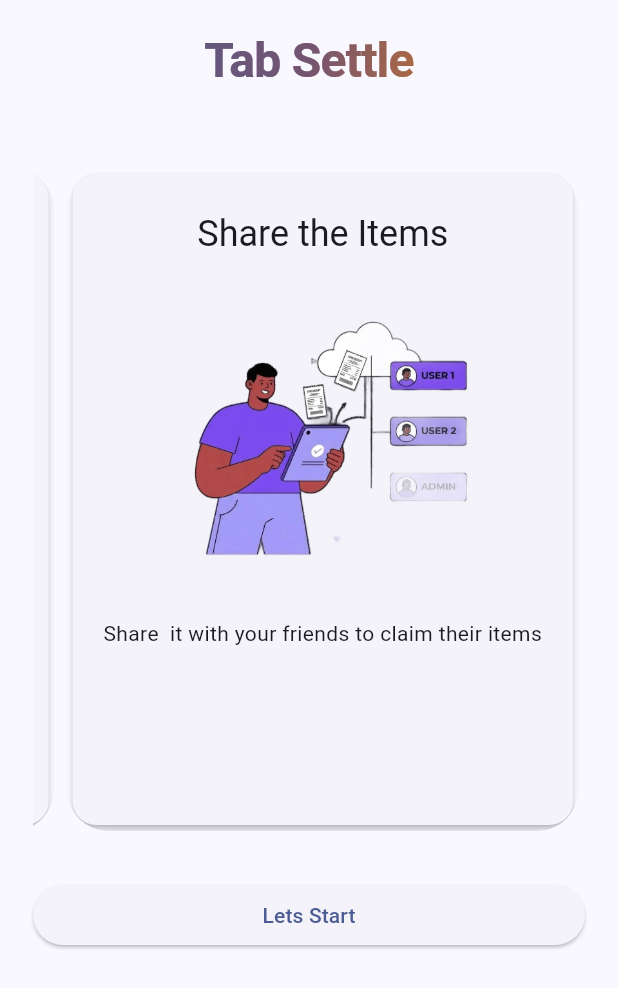
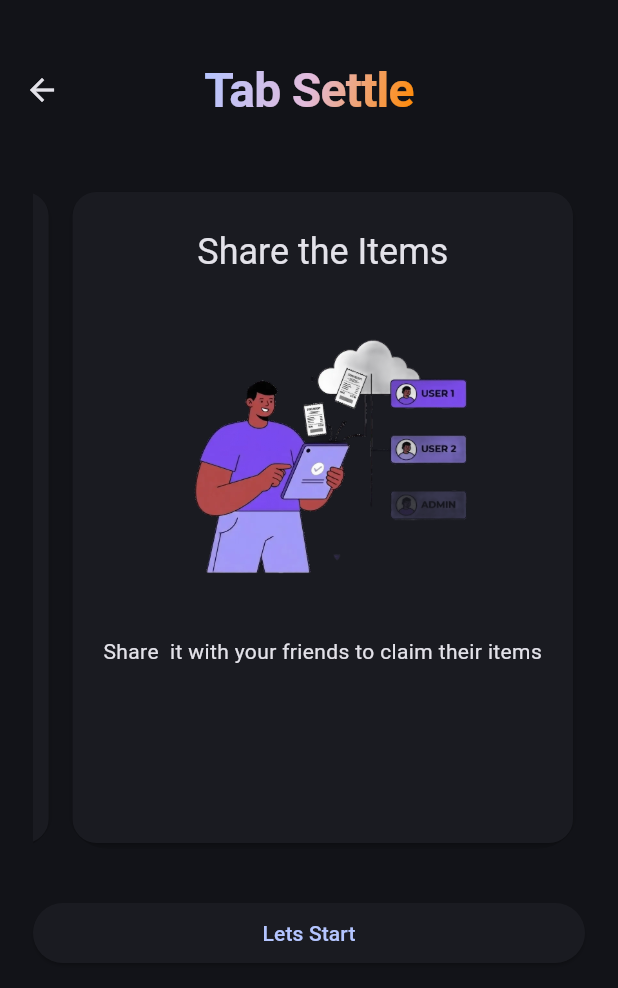
Before and after one commit to mcdona22/tab_settle, a Flutter app: the screen it shows after launch, on a phone screen of 412 x 824 dp. Shown: the top 988 px of the screen. Run offline on Flutter 3.47's test engine with Material 3 defaults, Android fonts, the phone set to English and light mode, and no system bars; our stand-ins replace flutter_dotenv, flutter_hooks, freezed_annotation, go_router, google_generative_ai, hooks_riverpod and 3 more; missing offline and left inert: flutter_loggy; generated files the repository leaves out were written again.

Commit message:
reworked the cosmetics a little - now complete to this point.  Refine the UI before deployment

```diff
--- a/lib/core/presentation/utils.dart
+++ b/lib/core/presentation/utils.dart
@@ -5,9 +5,9 @@ import 'package:flutter/material.dart';
 import 'package:go_router/go_router.dart';
 import 'package:loggy/loggy.dart';
 
-PreferredSizeWidget createAppBar(BuildContext context, String title) {
+PreferredSizeWidget createAppBar(BuildContext context, Widget? header) {
   return AppBar(
-    title: Text(title, style: Theme.of(context).textTheme.titleLarge),
+    title: header,
     leading: IconButton(
       icon: const Icon(Icons.arrow_back),
       // Or Icons.arrow_back_ios for iOS style
@@ -21,9 +21,9 @@ PreferredSizeWidget createAppBar(BuildContext context, String title) {
     ),
     toolbarHeight: 120.0,
     centerTitle: true,
-    elevation: 1.0,
+    // elevation: 1.0,
     // primary: true,
-    backgroundColor: Theme.of(context).colorScheme.inversePrimary,
+    // backgroundColor: Theme.of(context).colorScheme.inversePrimary,
     actions: [],
   );
 }
--- a/lib/features/bill_analyse/presentation/scanned_bill_page.dart
+++ b/lib/features/bill_analyse/presentation/scanned_bill_page.dart
@@ -9,6 +9,7 @@ import 'package:tab_settle/core/presentation/action_button.dart';
 import 'package:tab_settle/core/presentation/async_value_widget.dart';
 import 'package:tab_settle/core/presentation/mobile_first_container.dart';
 import 'package:tab_settle/core/presentation/ui_dimensions.dart';
+import 'package:tab_settle/core/presentation/utils.dart';
 import 'package:tab_settle/features/bill_analyse/data/receipt_dto.dart';
 import 'package:tab_settle/features/bill_analyse/data/receipt_item_dto.dart';
 import 'package:tab_settle/features/bill_analyse/presentation/bill_scan_controller.dart';
@@ -27,7 +28,7 @@ class ScannedBillPage extends HookConsumerWidget with UiLoggy {
     final file = useMemoized(() => File(filePath), [filePath]);
     return Scaffold(
       // appBar: createAppBar(context, 'Check the Bill'),
-      appBar: AppBar(title: ScreenTitle(label: 'Process the Receipt')),
+      appBar: createAppBar(context, ScreenTitle(label: 'Process the Receipt')),
 
       body: MobileFirstContainer(
         // maxWidth: mobileWidth,
--- a/lib/features/bill_submit/bill_submission_page.dart
+++ b/lib/features/bill_submit/bill_submission_page.dart
@@ -26,7 +26,7 @@ class BillSubmissionPage extends HookConsumerWidget with UiLoggy {
 
     return Scaffold(
       // appBar: createAppBar(context, 'Scan Receipt'),
-      appBar: AppBar(title: ScreenTitle(label: 'Get The Receipt')),
+      appBar: createAppBar(context, ScreenTitle(label: 'Get The Receipt')),
       body: MobileFirstContainer(
         child: Column(
           spacing: kPaddingSmall,
--- a/lib/features/home/home_page.dart
+++ b/lib/features/home/home_page.dart
@@ -7,6 +7,7 @@ import 'package:hooks_riverpod/hooks_riverpod.dart';
 import 'package:loggy/loggy.dart';
 import 'package:tab_settle/core/presentation/action_button.dart';
 import 'package:tab_settle/core/presentation/mobile_first_container.dart';
+import 'package:tab_settle/core/presentation/utils.dart';
 import 'package:tab_settle/core/routing/router.dart';
 import 'package:tab_settle/features/home/image_card.dart';
 
@@ -70,6 +71,7 @@ class HomePage extends HookConsumerWidget with UiLoggy {
     // loggy.debug('Available models: $json');
     final theme = Theme.of(context);
     return Scaffold(
+      appBar: createAppBar(context, ScreenTitle(label: 'Tab Settle')),
       // appBar: AppBar(title: const Text('Tab Settle'), centerTitle: true),
       body: SafeArea(
         child: MobileFirstContainer(
@@ -79,11 +81,10 @@ class HomePage extends HookConsumerWidget with UiLoggy {
               mainAxisAlignment: MainAxisAlignment.center,
               spacing: 28.0,
               children: [
-                Padding(
-                  padding: const EdgeInsets.symmetric(vertical: 20.0),
-                  child: ScreenTitle(label: 'Tab Settle'),
-                ),
-
+                //       Padding(
+                //   padding: const EdgeInsets.symmetric(vertical: 20.0),
+                //   child: ScreenTitle(label: 'Tab Settle'),
+                // ),
                 SizedBox(
                   height: cardHeight,
                   child: LayoutBuilder(
--- a/lib/main.dart
+++ b/lib/main.dart
@@ -35,7 +35,7 @@ class App extends HookConsumerWidget with UiLoggy {
       routerConfig: routerConfig,
       theme: ThemeData.from(colorScheme: lightColorScheme),
       darkTheme: ThemeData.from(colorScheme: darkColorScheme),
-      themeMode: ThemeMode.light,
+      themeMode: ThemeMode.dark,
       // builder: (_, child) => Scaffold(
       //   body: MobileFirstContainer(child: child ?? SizedBox.shrink()),
       // ),
```
